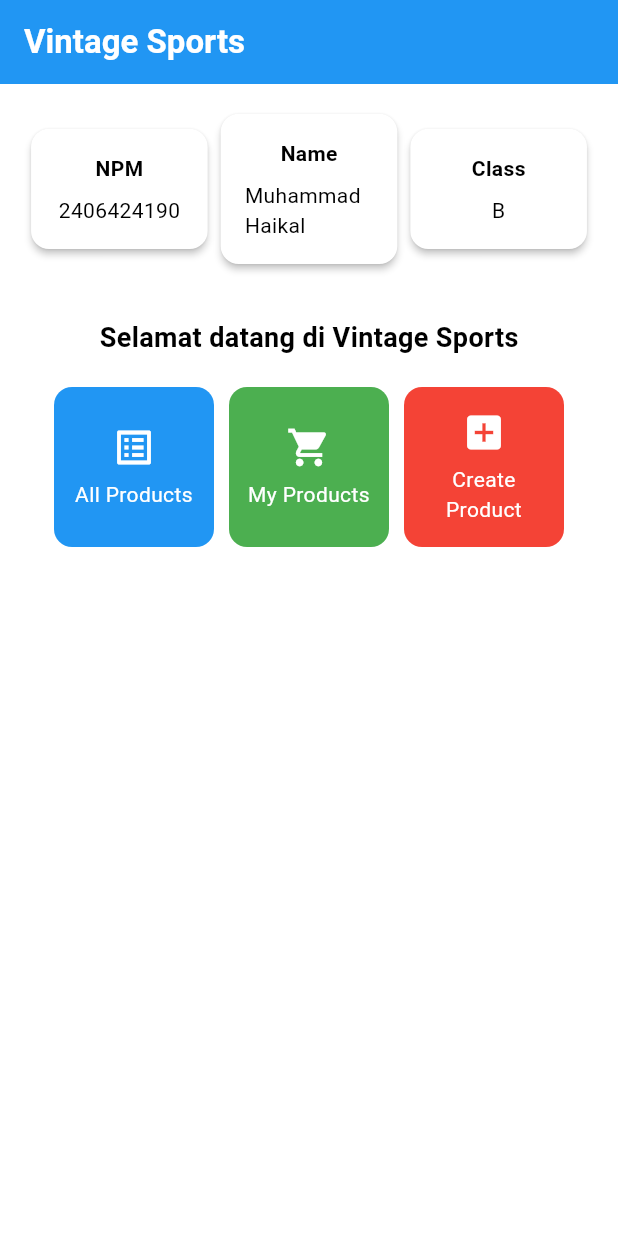
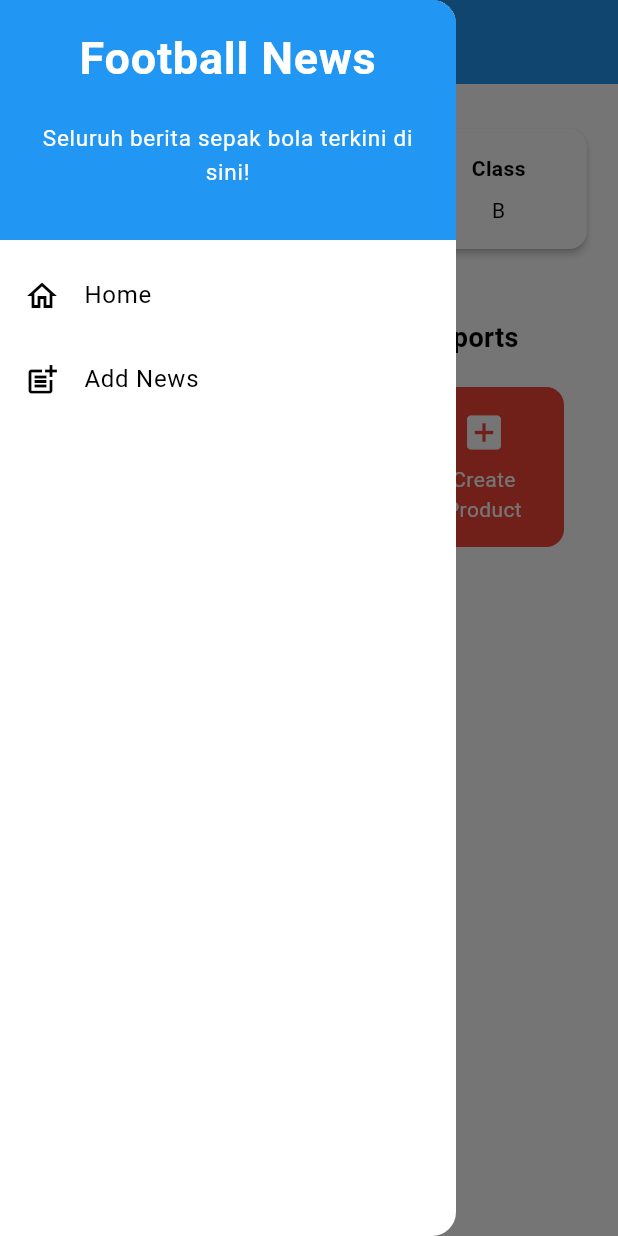
Before and after one commit to susshikan/football-shop-mobile, a Flutter app: the screen it shows after launch, with the side drawer open (before the commit the screen has no drawer), on a phone screen of 412 x 824 dp. Run offline on Flutter 3.47's test engine with Material 3 defaults, Android fonts, the phone set to English and light mode, and no system bars.

Commit message:
TUGAS8: Add drawer

```diff
--- a/vintage_sports/lib/menu.dart
+++ b/vintage_sports/lib/menu.dart
@@ -1,4 +1,6 @@
 import 'package:flutter/material.dart';
+import 'package:vintage_sports/newlist_form.dart';
+import 'package:vintage_sports/widgets/left_drawer.dart';
 
 class MyHomePage extends StatelessWidget {
   MyHomePage({super.key});
@@ -24,6 +26,7 @@
         // Warna latar belakang AppBar diambil dari skema warna tema aplikasi.
         backgroundColor: Theme.of(context).colorScheme.primary,
       ),
+      drawer: LeftDrawer(),
       // Body halaman dengan padding di sekelilingnya.
       body: Padding(
         padding: const EdgeInsets.all(16.0),
@@ -160,6 +163,12 @@
             ..showSnackBar(
               SnackBar(content: Text("Kamu telah menekan tombol ${item.name}!"))
             );
+
+            if (item.name == "Create Product") {
+
+            Navigator.push(context,
+            MaterialPageRoute(builder: (context) => const NewsFormPage()));
+          }
         },
         // Container untuk menyimpan Icon dan Text
         child: Container(
--- /dev/null
+++ b/vintage_sports/lib/widgets/left_drawer.dart
@@ -0,0 +1,70 @@
+import 'package:flutter/material.dart';
+import 'package:vintage_sports/menu.dart';
+import 'package:vintage_sports/newlist_form.dart';
+
+class LeftDrawer extends StatelessWidget {
+  const LeftDrawer({super.key});
+
+  @override
+  Widget build(BuildContext context) {
+    return Drawer(
+      child: ListView(
+        children: [
+          const DrawerHeader(
+              decoration: BoxDecoration(
+              color: Colors.blue,
+            ),
+            child: Column(
+              children: [
+                Text(
+                  'Football News',
+                  textAlign: TextAlign.center,
+                  style: TextStyle(
+                    fontSize: 30,
+                    fontWeight: FontWeight.bold,
+                    color: Colors.white,
+                  ),
+                ),
+                Padding(padding: EdgeInsets.all(10)),
+                Text(
+                  "Seluruh berita sepak bola terkini di sini!",
+                  textAlign: TextAlign.center,
+                  style: TextStyle(
+                    fontSize: 15,
+                    color: Colors.white,
+                    fontWeight: FontWeight.normal,
+                  ),
+                ),
+              ],
+            ),
+          ),
+          ListTile(
+            leading: const Icon(Icons.home_outlined),
+            title: const Text('Home'),
+            // Bagian redirection ke MyHomePage
+            onTap: () {
+              Navigator.pushReplacement(
+                  context,
+                  MaterialPageRoute(
+                    builder: (context) => MyHomePage(),
+                  ));
+            },
+          ),
+          ListTile(
+            leading: const Icon(Icons.post_add),
+            title: const Text('Add News'),
+            // Bagian redirection ke NewsFormPage
+            onTap: () {
+              Navigator.pushReplacement(
+                  context,
+                  MaterialPageRoute(
+                    builder: (context) => NewsFormPage(),
+                  ));
+
+            },
+          ),
+                  ],
+                ),
+              );
+  }
+}
```
Also changed, not shown: vintage_sports/lib/newlist_form.dart (added, +210 -0 lines).
